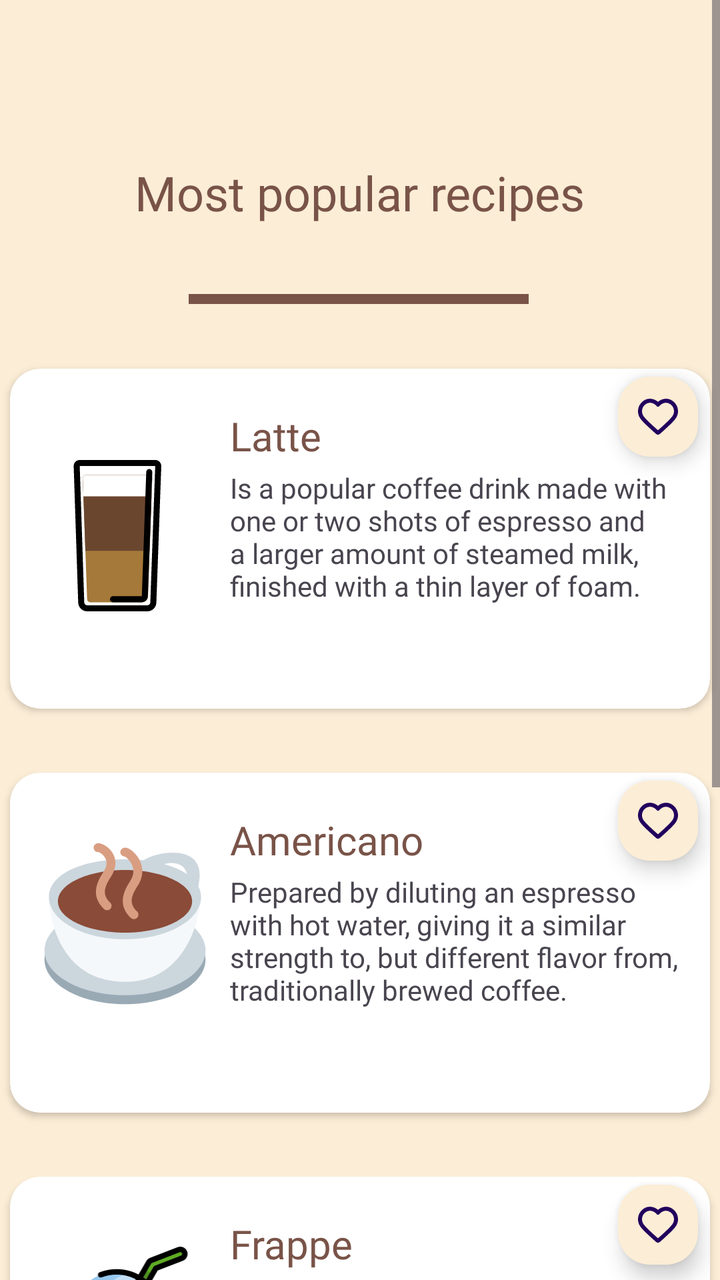
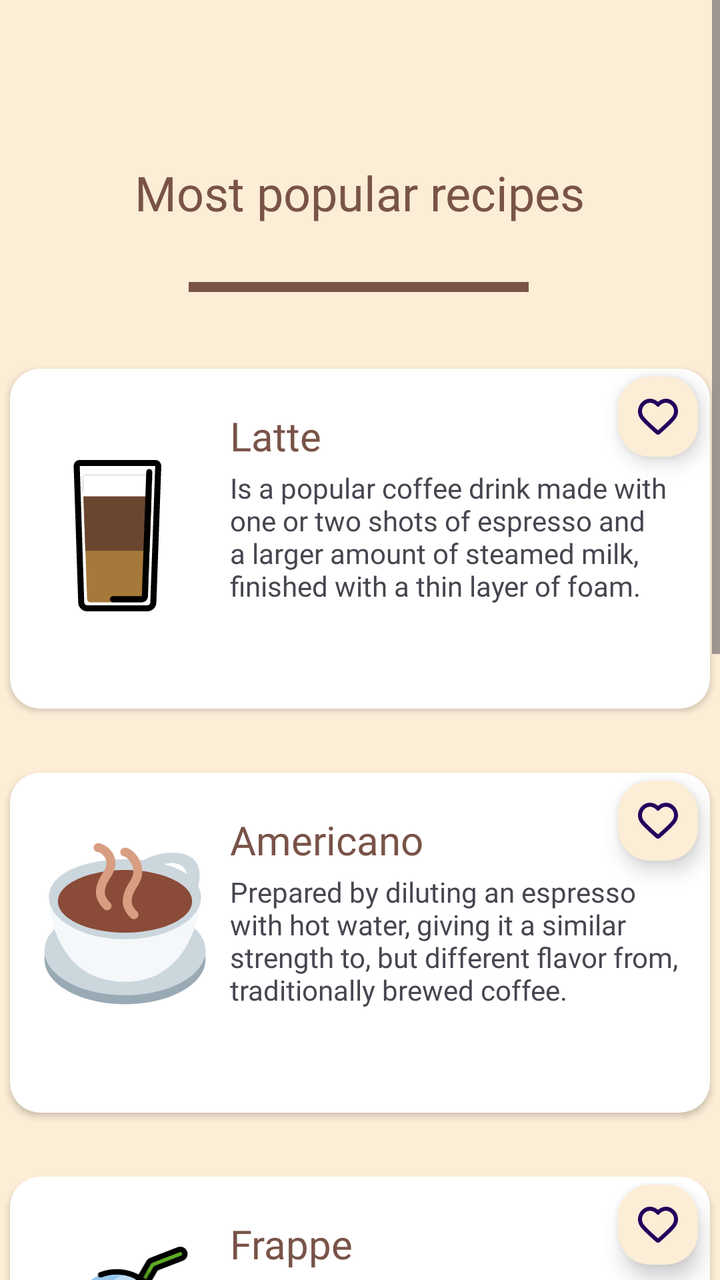

The first picture is an Android layout as it rendered before a commit; the second is the same layout after the commit. The layout source and the unified diff follow.
<!-- AndroidManifest.xml: application theme Theme.CoffeeShop -->
<!-- res/layout/activity_home.xml -->
<?xml version="1.0" encoding="utf-8"?>
<ScrollView xmlns:android="http://schemas.android.com/apk/res/android"
    xmlns:app="http://schemas.android.com/apk/res-auto"
    xmlns:tools="http://schemas.android.com/tools"
    android:layout_width="match_parent"
    android:layout_height="match_parent"
    android:background="@color/bg_recipes">

    <androidx.constraintlayout.widget.ConstraintLayout
        android:id="@+id/main"
        android:layout_width="match_parent"
        android:layout_height="wrap_content"
        tools:context=".HomeActivity">


        <androidx.cardview.widget.CardView
        android:id="@+id/cardView_latte"
        android:layout_width="350dp"
        android:layout_height="170dp"
        android:layout_marginTop="64dp"
        app:cardCornerRadius="15dp"
        app:layout_constraintEnd_toEndOf="parent"
        app:layout_constraintHorizontal_bias="0.491"
        app:layout_constraintStart_toStartOf="parent"
        app:layout_constraintTop_toBottomOf="@+id/logo_home">

        <ImageView
            android:id="@+id/image_latte"
            android:layout_width="109dp"
            android:layout_height="117dp"
            android:layout_marginTop="25dp"
            app:srcCompat="@drawable/latte"
            tools:ignore="ContentDescription" />

        <TextView
            android:id="@+id/text_latte"
            android:layout_width="wrap_content"
            android:layout_height="wrap_content"
            android:layout_marginStart="110dp"
            android:layout_marginTop="20dp"
            android:fontFamily="@font/baloo"
            android:text="Latte"
            android:textColor="@color/text_recipes"
            android:textSize="20sp"
            tools:ignore="HardcodedText" />

        <TextView
            android:id="@+id/latte_dsc"
            android:layout_width="226dp"
            android:layout_height="108dp"
            android:layout_marginStart="110dp"
            android:layout_marginTop="50dp"
            android:fontFamily="@font/alata"
            android:text="@string/latte"
            android:textSize="14sp" />

        <com.google.android.material.floatingactionbutton.FloatingActionButton
            android:id="@+id/floatingActionButton_1"
            android:layout_width="wrap_content"
            android:layout_height="wrap_content"
            android:layout_marginStart="300dp"
            android:clickable="true"
            android:contentDescription="Add to favorites"
            app:backgroundTint="@color/bg_recipes"
            app:fabCustomSize="40dp"
            app:srcCompat="@drawable/favorite"
            tools:ignore="HardcodedText,KeyboardInaccessibleWidget" />
    </androidx.cardview.widget.CardView>

    <androidx.cardview.widget.CardView
        android:id="@+id/cardView_americano"
        android:layout_width="350dp"
        android:layout_height="170dp"
        android:layout_marginTop="32dp"
        app:cardCornerRadius="15dp"
        app:layout_constraintEnd_toEndOf="parent"
        app:layout_constraintStart_toStartOf="parent"
        app:layout_constraintTop_toBottomOf="@+id/cardView_latte">

        <com.google.android.material.floatingactionbutton.FloatingActionButton
            android:id="@+id/floatingActionButton_2"
            android:layout_width="wrap_content"
            android:layout_height="wrap_content"
            android:layout_marginStart="300dp"
            android:clickable="true"
            android:contentDescription="Add to favorites"
            app:backgroundTint="@color/bg_recipes"
            app:fabCustomSize="40dp"
            app:srcCompat="@drawable/favorite"
            tools:ignore="HardcodedText,KeyboardInaccessibleWidget" />

        <ImageView
            android:id="@+id/image_americano"
            android:layout_width="85dp"
            android:layout_height="101dp"
            android:layout_marginStart="15dp"
            android:layout_marginTop="25dp"
            app:srcCompat="@drawable/americano"
            tools:ignore="ContentDescription" />

        <TextView
            android:id="@+id/text_americano"
            android:layout_width="wrap_content"
            android:layout_height="wrap_content"
            android:layout_marginStart="110dp"
            android:layout_marginTop="20dp"
            android:fontFamily="@font/baloo"
            android:text="Americano"
            android:textColor="@color/text_recipes"
            android:textSize="20sp"
            tools:ignore="HardcodedText" />

        <TextView
            android:id="@+id/americano_desc"
            android:layout_width="226dp"
            android:layout_height="82dp"
            android:layout_marginStart="110dp"
            android:layout_marginTop="50dp"
            android:fontFamily="@font/alata"
            android:text="@string/americano"
            android:textSize="14sp" />
    </androidx.cardview.widget.CardView>

        <androidx.cardview.widget.CardView
            android:id="@+id/cardView_frappe"
            android:layout_width="350dp"
            android:layout_height="170dp"
            android:layout_marginTop="32dp"
            app:cardCornerRadius="15dp"
            app:layout_constraintEnd_toEndOf="parent"
            app:layout_constraintStart_toStartOf="parent"
            app:layout_constraintTop_toBottomOf="@+id/cardView_americano">

            <com.google.android.material.floatingactionbutton.FloatingActionButton
                android:id="@+id/floatingActionButton_3"
                android:layout_width="wrap_content"
                android:layout_height="wrap_content"
                android:layout_marginStart="300dp"
                android:clickable="true"
                android:contentDescription="Add to favorites"
                app:backgroundTint="@color/bg_recipes"
                app:fabCustomSize="40dp"
                app:srcCompat="@drawable/favorite"
                tools:ignore="HardcodedText,KeyboardInaccessibleWidget" />

            <TextView
                android:id="@+id/text_frappe"
                android:layout_width="wrap_content"
                android:layout_height="wrap_content"
                android:layout_marginStart="110dp"
                android:layout_marginTop="20dp"
                android:fontFamily="@font/baloo"
                android:text="Frappe"
                android:textColor="@color/text_recipes"
                android:textSize="20sp"
                tools:ignore="HardcodedText" />

            <ImageView
                android:id="@+id/image_frappe"
                android:layout_width="97dp"
                android:layout_height="92dp"
                android:layout_marginStart="10dp"
                android:layout_marginTop="35dp"
                app:srcCompat="@drawable/frappe"
                tools:ignore="ContentDescription" />

            <TextView
                android:id="@+id/frappe_dsc"
                android:layout_width="226dp"
                android:layout_height="110dp"
                android:layout_marginStart="110dp"
                android:layout_marginTop="50dp"
                android:fontFamily="@font/alata"
                android:text="@string/frappe"
                android:textSize="14sp" />

        </androidx.cardview.widget.CardView>

        <androidx.cardview.widget.CardView
            android:id="@+id/cardView_flat_white"
            android:layout_width="350dp"
            android:layout_height="170dp"
            android:layout_marginTop="32dp"
            android:layout_marginBottom="80dp"
            app:cardCornerRadius="15dp"
            app:layout_constraintBottom_toBottomOf="parent"
            app:layout_constraintEnd_toEndOf="parent"
            app:layout_constraintStart_toStartOf="parent"
            app:layout_constraintTop_toBottomOf="@+id/cardView_frappe">

            <com.google.android.material.floatingactionbutton.FloatingActionButton
                android:id="@+id/floatingActionButton_4"
                android:layout_width="wrap_content"
                android:layout_height="wrap_content"
                android:layout_marginStart="300dp"
                android:clickable="true"
                android:contentDescription="Add to favorites"
                app:backgroundTint="@color/bg_recipes"
                app:fabCustomSize="40dp"
                app:srcCompat="@drawable/favorite"
                tools:ignore="HardcodedText,KeyboardInaccessibleWidget" />

            <TextView
                android:id="@+id/flat_white_dsc"
                android:layout_width="226dp"
                android:layout_height="119dp"
                android:layout_marginStart="110dp"
                android:layout_marginTop="50dp"
                android:fontFamily="@font/alata"
                android:text="@string/flat_white"
                android:textSize="14sp" />

            <TextView
                android:id="@+id/text_flat_white"
                android:layout_width="wrap_content"
                android:layout_height="wrap_content"
                android:layout_marginStart="110dp"
                android:layout_marginTop="20dp"
                android:fontFamily="@font/baloo"
                android:text="Flat White"
                android:textColor="@color/text_recipes"
                android:textSize="20sp" />

            <ImageView
                android:id="@+id/image_flat_white"
                android:layout_width="104dp"
                android:layout_height="96dp"
                android:layout_marginStart="10dp"
                android:layout_marginTop="35dp"
                app:srcCompat="@drawable/flat_white" />
        </androidx.cardview.widget.CardView>

        <TextView
        android:id="@+id/logo_home"
        android:layout_width="wrap_content"
        android:layout_height="wrap_content"
        android:layout_marginTop="72dp"
        android:fontFamily="@font/baloo"
        android:paddingStart="16dp"
        android:paddingTop="8dp"
        android:paddingEnd="16dp"
        android:paddingBottom="8dp"
        android:text="@string/recipes"
        android:textColor="@color/text_recipes"
        android:textSize="24sp"
        app:layout_constraintEnd_toEndOf="parent"
        app:layout_constraintStart_toStartOf="parent"
        app:layout_constraintTop_toTopOf="parent" />

    <View
        android:id="@+id/decor"
        android:layout_width="170dp"
        android:layout_height="5dp"
        android:background="@color/text_recipes"
        app:layout_constraintBottom_toBottomOf="parent"
        app:layout_constraintEnd_toEndOf="parent"
        app:layout_constraintHorizontal_bias="0.497"
        app:layout_constraintStart_toStartOf="parent"
        app:layout_constraintTop_toTopOf="parent"
        app:layout_constraintVertical_bias="0.142" />

    </androidx.constraintlayout.widget.ConstraintLayout>
</ScrollView>
<!-- resources referenced by this layout -->
<resources>
  <color name="bg_recipes">#fcedd6</color>
  <color name="text_recipes">#795348</color>
  <!-- drawable americano: vector/xml drawable (drawable, 3170 chars, omitted) -->
  <!-- drawable favorite (drawable) -->
  <vector xmlns:android="http://schemas.android.com/apk/res/android"
      android:width="800dp"
      android:height="800dp"
      android:viewportWidth="24"
      android:viewportHeight="24">
    <path
        android:pathData="M12,6C10.201,3.903 7.194,3.255 4.939,5.175C2.685,7.096 2.367,10.306 4.138,12.577C5.61,14.465 10.065,18.448 11.525,19.737C11.688,19.881 11.77,19.953 11.865,19.982C11.948,20.006 12.039,20.006 12.123,19.982C12.218,19.953 12.299,19.881 12.463,19.737C13.923,18.448 18.378,14.465 19.85,12.577C21.62,10.306 21.342,7.075 19.048,5.175C16.755,3.275 13.799,3.903 12,6Z"
        android:strokeLineJoin="round"
        android:strokeWidth="2"
        android:fillColor="#00000000"
        android:fillType="evenOdd"
        android:strokeColor="#000000"
        android:strokeLineCap="round"/>
  </vector>
  <!-- drawable flat_white: vector/xml drawable (drawable, 2339 chars, omitted) -->
  <!-- drawable frappe: vector/xml drawable (drawable, 8160 chars, omitted) -->
  <!-- drawable latte: vector/xml drawable (drawable, 3171 chars, omitted) -->
  <string name="americano">Prepared by diluting an espresso with hot water, giving it a similar strength to,
          but different flavor from, traditionally brewed coffee.</string>
  <string name="flat_white">Similar to a latte but with a higher ratio of coffee to milk, resulting in a stronger flavor.
          It is typically made with a single or double shot of espresso and steamed milk.</string>
  <string name="frappe">Originating in Greece. Versatile, iced beverage often shaken, blended, or beaten to produce a thick foam,
          typically made with instant coffee, sugar, milk, and ice. </string>
  <string name="latte">Is a popular coffee drink made with one or two shots of espresso and a larger amount of steamed milk,
          finished with a thin layer of foam.</string>
  <string name="recipes">Most popular recipes</string>
  <style name="Theme.CoffeeShop" parent="Base.Theme.CoffeeShop" />
  <style name="Base.Theme.CoffeeShop" parent="Theme.Material3.DayNight.NoActionBar">
      </style>
</resources>

<!-- the commit's change to res/layout/activity_home.xml (unified diff, before → after) -->
@@ -177,14 +177,55 @@
         </androidx.cardview.widget.CardView>
 
         <androidx.cardview.widget.CardView
+            android:id="@+id/cardView_espresso"
+            android:layout_width="350dp"
+            android:layout_height="170dp"
+            android:layout_marginTop="32dp"
+            android:layout_marginBottom="90dp"
+            app:cardCornerRadius="15dp"
+            app:layout_constraintBottom_toBottomOf="parent"
+            app:layout_constraintEnd_toEndOf="parent"
+            app:layout_constraintStart_toStartOf="parent"
+            app:layout_constraintTop_toBottomOf="@+id/cardView_flat_white">
+
+            <TextView
+                android:id="@+id/espresso_dsc"
+                android:layout_width="227dp"
+                android:layout_height="wrap_content"
+                android:layout_marginStart="110dp"
+                android:layout_marginTop="50dp"
+                android:fontFamily="@font/alata"
+                android:text="@string/espresso"
+                android:textSize="14sp" />
+
+            <TextView
+                android:id="@+id/text_espresso"
+                android:layout_width="wrap_content"
+                android:layout_height="wrap_content"
+                android:layout_marginStart="110dp"
+                android:layout_marginTop="20dp"
+                android:fontFamily="@font/baloo"
+                android:text="Espresso"
+                android:textColor="@color/text_recipes"
+                android:textSize="20sp" />
+
+            <ImageView
+                android:id="@+id/image_espresso"
+                android:layout_width="77dp"
+                android:layout_height="94dp"
+                android:layout_marginStart="10dp"
+                android:layout_marginTop="35dp"
+                app:srcCompat="@drawable/espresso" />
+        </androidx.cardview.widget.CardView>
+
+        <androidx.cardview.widget.CardView
             android:id="@+id/cardView_flat_white"
             android:layout_width="350dp"
             android:layout_height="170dp"
             android:layout_marginTop="32dp"
-            android:layout_marginBottom="80dp"
             app:cardCornerRadius="15dp"
-            app:layout_constraintBottom_toBottomOf="parent"
-            app:layout_constraintEnd_toEndOf="parent"
+            app:layout_constraintEnd_toEndOf="parent"
+            app:layout_constraintHorizontal_bias="0.491"
             app:layout_constraintStart_toStartOf="parent"
             app:layout_constraintTop_toBottomOf="@+id/cardView_frappe">
 
@@ -228,6 +269,61 @@
                 android:layout_marginStart="10dp"
                 android:layout_marginTop="35dp"
                 app:srcCompat="@drawable/flat_white" />
+        </androidx.cardview.widget.CardView>
+
+        <androidx.cardview.widget.CardView
+            android:id="@+id/cardView_espresso"
+            android:layout_width="350dp"
+            android:layout_height="170dp"
+            android:layout_marginTop="32dp"
+            android:layout_marginBottom="90dp"
+            app:cardCornerRadius="15dp"
+            app:layout_constraintBottom_toBottomOf="parent"
+            app:layout_constraintEnd_toEndOf="parent"
+            app:layout_constraintStart_toStartOf="parent"
+            app:layout_constraintTop_toBottomOf="@+id/cardView_flat_white">
+
+            <com.google.android.material.floatingactionbutton.FloatingActionButton
+                android:id="@+id/floatingActionButton_5"
+                android:layout_width="wrap_content"
+                android:layout_height="wrap_content"
+                android:layout_marginStart="300dp"
+                android:clickable="true"
+                android:contentDescription="Add to favorites"
+                app:backgroundTint="@color/bg_recipes"
+                app:fabCustomSize="40dp"
+                app:srcCompat="@drawable/favorite"
+                tools:ignore="HardcodedText,KeyboardInaccessibleWidget" />
+
+            <TextView
+                android:id="@+id/espresso_dsc"
+                android:layout_width="227dp"
+                android:layout_height="wrap_content"
+                android:layout_marginStart="110dp"
+                android:layout_marginTop="50dp"
+                android:fontFamily="@font/alata"
+                android:text="@string/espresso"
+                android:textSize="14sp" />
+
+            <TextView
+                android:id="@+id/text_espresso"
+                android:layout_width="wrap_content"
+                android:layout_height="wrap_content"
+                android:layout_marginStart="110dp"
+                android:layout_marginTop="20dp"
+                android:fontFamily="@font/baloo"
+                android:text="Espresso"
+                android:textColor="@color/text_recipes"
+                android:textSize="20sp"
+                tools:ignore="HardcodedText" />
+
+            <ImageView
+                android:id="@+id/image_espresso"
+                android:layout_width="77dp"
+                android:layout_height="94dp"
+                android:layout_marginStart="10dp"
+                android:layout_marginTop="35dp"
+                app:srcCompat="@drawable/espresso" />
         </androidx.cardview.widget.CardView>
 
         <TextView
@@ -247,17 +343,17 @@
         app:layout_constraintStart_toStartOf="parent"
         app:layout_constraintTop_toTopOf="parent" />
 
-    <View
-        android:id="@+id/decor"
-        android:layout_width="170dp"
-        android:layout_height="5dp"
-        android:background="@color/text_recipes"
-        app:layout_constraintBottom_toBottomOf="parent"
-        app:layout_constraintEnd_toEndOf="parent"
-        app:layout_constraintHorizontal_bias="0.497"
-        app:layout_constraintStart_toStartOf="parent"
-        app:layout_constraintTop_toTopOf="parent"
-        app:layout_constraintVertical_bias="0.142" />
+        <View
+            android:id="@+id/decor"
+            android:layout_width="170dp"
+            android:layout_height="5dp"
+            android:background="@color/text_recipes"
+            app:layout_constraintBottom_toBottomOf="parent"
+            app:layout_constraintEnd_toEndOf="parent"
+            app:layout_constraintHorizontal_bias="0.497"
+            app:layout_constraintStart_toStartOf="parent"
+            app:layout_constraintTop_toTopOf="parent"
+            app:layout_constraintVertical_bias="0.113" />
 
     </androidx.constraintlayout.widget.ConstraintLayout>
 </ScrollView>
<!-- resource entries referenced after the edit -->
@@ -3,6 +3,7 @@
   <color name="bg_recipes">#fcedd6</color>
   <color name="text_recipes">#795348</color>
   <!-- drawable americano: vector/xml drawable (drawable, 3170 chars, omitted) -->
+  <!-- drawable espresso: vector/xml drawable (drawable, 2783 chars, omitted) -->
   <!-- drawable favorite (drawable) -->
   <vector xmlns:android="http://schemas.android.com/apk/res/android"
       android:width="800dp"
@@ -23,6 +24,8 @@
   <!-- drawable latte: vector/xml drawable (drawable, 3171 chars, omitted) -->
   <string name="americano">Prepared by diluting an espresso with hot water, giving it a similar strength to,
           but different flavor from, traditionally brewed coffee.</string>
+  <string name="espresso">A concentrated coffee beverage brewed by forcing hot water through finely-ground coffee beans.
+          It serves as the base for many popular coffee drinks.</string>
   <string name="flat_white">Similar to a latte but with a higher ratio of coffee to milk, resulting in a stronger flavor.
           It is typically made with a single or double shot of espresso and steamed milk.</string>
   <string name="frappe">Originating in Greece. Versatile, iced beverage often shaken, blended, or beaten to produce a thick foam,
